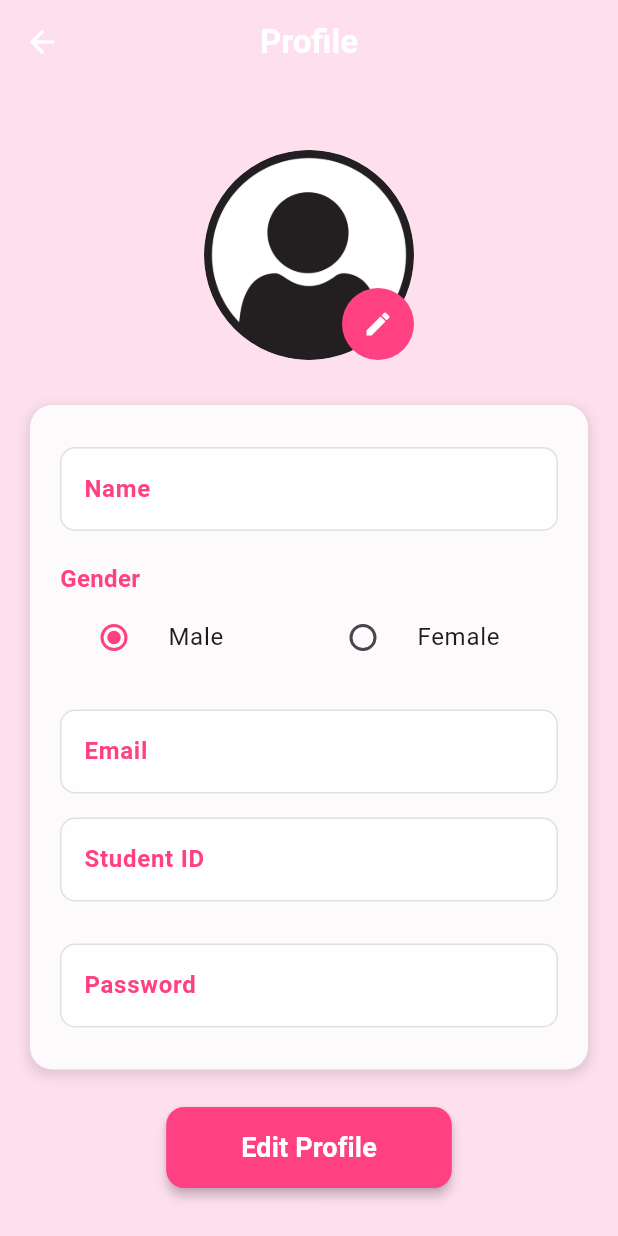
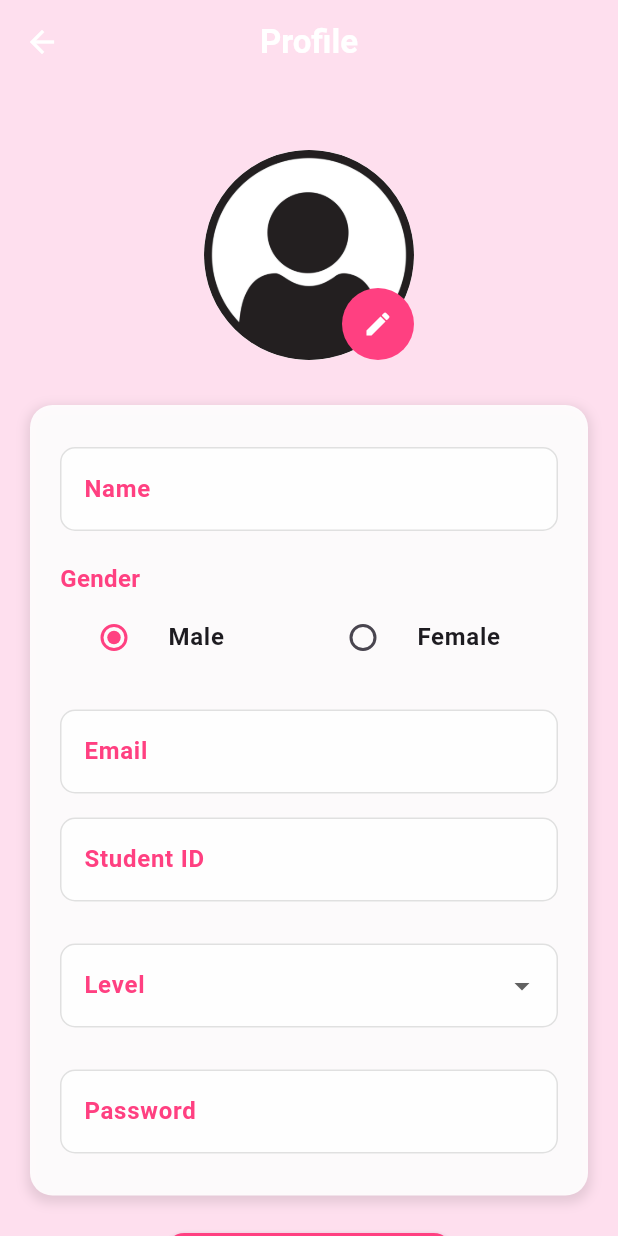
Before and after one commit to Roqaia2005/Assignment1_Mobile, a Flutter app: the HomeScreen screen opened directly, on a phone screen of 412 x 824 dp. Run offline on Flutter 3.47's test engine with Material 3 defaults, Android fonts, the phone set to English and light mode, and no system bars; our stand-ins replace cloud_firestore, firebase_auth, firebase_core, hive, hive_flutter, image_picker and 1 more; accounts and stored records are empty.

Commit message:
last update

```diff
--- a/lib/screens/home_screen.dart
+++ b/lib/screens/home_screen.dart
@@ -24,7 +24,7 @@ class _HomeScreenState extends State<HomeScreen> {
 
   String? selectedGender = "Male";
 
-  String? selectedLevel = "Level 1";
+  String? selectedLevel;
 
   Future<Student?> getStudentData() async {
     if (studentEmail == null) return null;
@@ -142,7 +142,9 @@ class _HomeScreenState extends State<HomeScreen> {
         leading: IconButton(
           icon: const Icon(Icons.arrow_back, color: Colors.white),
           onPressed: () {
-            Navigator.of(context).pop();
+            Navigator.of(context).pushReplacement(
+              MaterialPageRoute(builder: (context) => const LoginScreen()),
+            );
           },
         ),
         title: const Text("Profile",
@@ -198,8 +200,12 @@ class _HomeScreenState extends State<HomeScreen> {
                     const SizedBox(height: 12),
                     buildGenderSelector(),
                     const SizedBox(height: 12),
-                    buildEditableField("Email", emailController),
-                    buildEditableField("Student ID", studentIdController),
+                    buildEditableField("Email", emailController,
+                        readOnly: true),
+                    buildEditableField("Student ID", studentIdController,
+                        readOnly: true),
+                    const SizedBox(height: 12),
+                    buildLevelDropdown(),
                     const SizedBox(height: 12),
                     buildEditableField("Password", passwordController,
                         obscureText: true),
@@ -251,12 +257,13 @@ class _HomeScreenState extends State<HomeScreen> {
   }
 
   Widget buildEditableField(String label, TextEditingController controller,
-      {bool obscureText = false}) {
+      {bool obscureText = false, bool readOnly = false}) {
     return Padding(
       padding: const EdgeInsets.symmetric(vertical: 8),
       child: TextFormField(
         controller: controller,
         obscureText: obscureText,
+        readOnly: readOnly,
         style: const TextStyle(fontSize: 16, fontWeight: FontWeight.w500),
         decoration: InputDecoration(
           labelText: label,
@@ -292,7 +299,10 @@ class _HomeScreenState extends State<HomeScreen> {
           children: [
             Expanded(
               child: RadioListTile<String>(
-                title: const Text("Male"),
+                title: const Text(
+                  "Male",
+                  style: TextStyle(fontWeight: FontWeight.bold),
+                ),
                 value: "Male",
                 groupValue: selectedGender,
                 activeColor: Colors.pinkAccent,
@@ -305,7 +315,10 @@ class _HomeScreenState extends State<HomeScreen> {
             ),
             Expanded(
               child: RadioListTile<String>(
-                title: const Text("Female"),
+                title: const Text("Female",
+                    style: TextStyle(
+                      fontWeight: FontWeight.bold,
+                    )),
                 value: "Female",
                 groupValue: selectedGender,
                 activeColor: Colors.pinkAccent,
@@ -322,39 +335,41 @@ class _HomeScreenState extends State<HomeScreen> {
     );
   }
 
-  // Widget buildLevelDropdown() {
-  //   List<String> levels = ["Level 1", "Level 2", "Level 3", "Level 4"];
-  //   return Padding(
-  //     padding: const EdgeInsets.symmetric(vertical: 8),
-  //     child: DropdownButtonFormField<String>(
-  //       value: selectedLevel,
-  //       items: levels.map((level) {
-  //         return DropdownMenuItem<String>(
-  //           value: level,
-  //           child: Text(level, style: const TextStyle(fontSize: 16)),
-  //         );
-  //       }).toList(),
-  //       onChanged: (value) {
-  //         setState(() {
-  //           selectedLevel = value!;
-  //         });
-  //       },
-  //       decoration: InputDecoration(
-  //         labelText: "Level",
-  //         labelStyle: const TextStyle(
-  //             color: Colors.pinkAccent, fontWeight: FontWeight.bold),
-  //         filled: true,
-  //         fillColor: Colors.white.withOpacity(0.8),
-  //         border: OutlineInputBorder(
-  //           borderRadius: BorderRadius.circular(10),
-  //           borderSide: BorderSide.none,
-  //         ),
-  //         enabledBorder: OutlineInputBorder(
-  //           borderRadius: BorderRadius.circular(10),
-  //           borderSide: BorderSide(color: Colors.grey.shade300),
-  //         ),
-  //       ),
-  //     ),
-  //   );
-  // }
+  Widget buildLevelDropdown() {
+    List<String> levels = ["Level 1", "Level 2", "Level 3", "Level 4"];
+
+    return Padding(
+      padding: const EdgeInsets.symmetric(vertical: 8),
+      child: DropdownButtonFormField<String>(
+        value: levels.contains(selectedLevel) ? selectedLevel : null,
+        items: levels.map((level) {
+          return DropdownMenuItem<String>(
+            value: level,
+            child: Text(level, style: const TextStyle(fontSize: 16)),
+          );
+        }).toList(),
+        onChanged: (value) {
+          print("Selected Level: $value"); // Debugging
+          setState(() {
+            selectedLevel = value!;
+          });
+        },
+        decoration: InputDecoration(
+          labelText: "Level",
+          labelStyle: const TextStyle(
+              color: Colors.pinkAccent, fontWeight: FontWeight.bold),
+          filled: true,
+          fillColor: Colors.white.withOpacity(0.8),
+          border: OutlineInputBorder(
+            borderRadius: BorderRadius.circular(10),
+            borderSide: BorderSide.none,
+          ),
+          enabledBorder: OutlineInputBorder(
+            borderRadius: BorderRadius.circular(10),
+            borderSide: BorderSide(color: Colors.grey.shade300),
+          ),
+        ),
+      ),
+    );
+  }
 }
```
